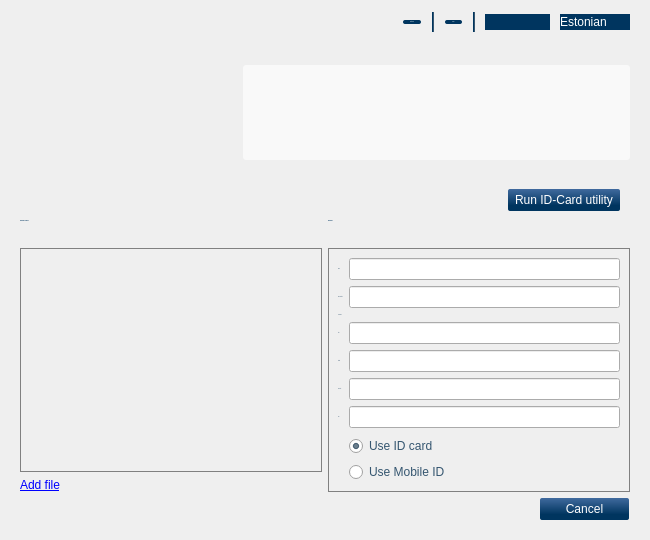
First picture: the form in qdigidocclient/trunk/src/ui/MainWindow.ui, repository tixsys/esteid, before the edit.
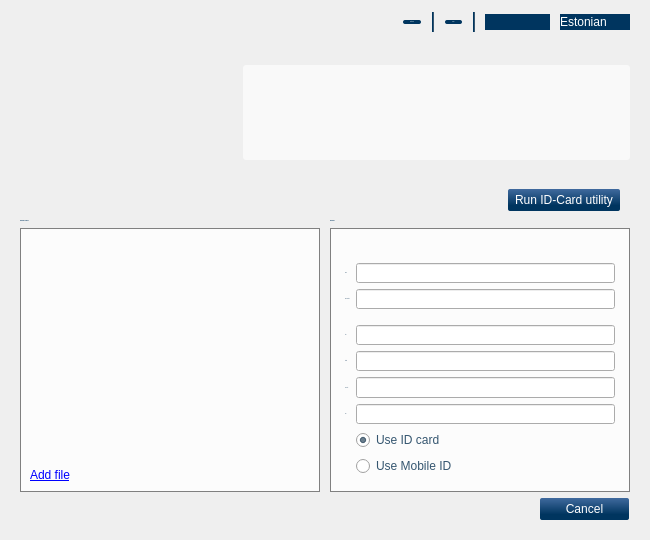
Second picture: the form after the edit. The open tabs and pages were chosen to show the change. Icons and pictures are not drawn. Custom widgets are drawn as their Qt base class.

What changed in the file:
```diff
--- a/qdigidocclient/trunk/src/ui/MainWindow.ui
+++ b/qdigidocclient/trunk/src/ui/MainWindow.ui
@@ -67,7 +67,7 @@
 #home QPushButton, #utilityOpen
 { padding: 4px 7px; }
 
-QPushButton:hover, QPushButton:focus
+QPushButton:hover
 { background-color: qlineargradient(x1: 0, y1: 0, x2: 0, y2: 1, stop: 0 #9BB676, stop: 0.75 #80A84A); }
 
 QPushButton:disabled
@@ -133,11 +133,17 @@
 font: bold;
 }
 
+#signContentFrame, #viewContentFrame
+{
+background-color: rgba( 255, 255, 255, 200 );
+border: 1px solid gray;
+color: #355670;
+}
+
 #signContentView, #viewContentView
 {
 background-color: transparent;
-border: 1px solid gray;
-color: #355670;
+padding: 5px;
 }
 
 #home, #intro, #sign, #view,
@@ -149,8 +155,9 @@
 
 #signSignerRole, #viewSignaturesScroll
 {
-background-color: transparent;
+background-color: rgba( 255, 255, 255, 200 );
 border: 1px solid gray;
+padding: 5px;
 }</string>
   </property>
   <layout class="QVBoxLayout" name="MainLayout">
@@ -472,7 +479,7 @@
                </font>
               </property>
               <property name="text">
-               <string>Crypt files for secure transfer</string>
+               <string>Encrypt files for secure transfer</string>
               </property>
              </widget>
             </item>
@@ -567,9 +574,28 @@
         </widget>
         <widget class="QWidget" name="sign">
          <layout class="QGridLayout" name="signLayout">
+          <property name="horizontalSpacing">
+           <number>10</number>
+          </property>
           <property name="margin">
            <number>0</number>
           </property>
+          <item row="0" column="0">
+           <widget class="QLabel" name="signContentLabel">
+            <property name="font">
+             <font>
+              <family>Arial, Liberation Sans</family>
+              <pointsize>-1</pointsize>
+              <weight>75</weight>
+              <italic>false</italic>
+              <bold>true</bold>
+             </font>
+            </property>
+            <property name="text">
+             <string>Container content:</string>
+            </property>
+           </widget>
+          </item>
           <item row="0" column="1">
            <widget class="QLabel" name="signSignerLabel">
             <property name="font">
@@ -586,58 +612,17 @@
             </property>
            </widget>
           </item>
-          <item row="1" column="1">
-           <widget class="QLabel" name="signSigner">
-            <property name="styleSheet">
-             <string notr="true">font-weight: bold;</string>
-            </property>
-           </widget>
-          </item>
-          <item row="2" column="0">
-           <widget class="TreeWidget" name="signContentView">
-            <property name="horizontalScrollBarPolicy">
-             <enum>Qt::ScrollBarAlwaysOff</enum>
-            </property>
-            <property name="dragEnabled">
-             <bool>true</bool>
-            </property>
-            <property name="rootIsDecorated">
-             <bool>false</bool>
-            </property>
-            <property name="headerHidden">
-             <bool>true</bool>
-            </property>
-            <property name="columnCount">
-             <number>3</number>
-            </property>
-            <column>
-             <property name="text">
-              <string/>
-             </property>
-            </column>
-            <column>
-             <property name="text">
-              <string/>
-             </property>
-            </column>
-            <column>
-             <property name="text">
-              <string/>
-             </property>
-            </column>
-           </widget>
-          </item>
-          <item row="4" column="0" colspan="2">
+          <item row="2" column="0" colspan="2">
            <widget class="QDialogButtonBox" name="signButtons">
             <property name="standardButtons">
              <set>QDialogButtonBox::Cancel</set>
             </property>
            </widget>
           </item>
-          <item row="2" column="1" rowspan="2">
+          <item row="1" column="1">
            <widget class="QFrame" name="signSignerRole">
             <layout class="QGridLayout" name="signSignerRoleLayout">
-             <item row="0" column="0">
+             <item row="1" column="0">
               <widget class="QLabel" name="signRoleLabel">
                <property name="font">
                 <font>
@@ -660,10 +645,10 @@
                </property>
               </widget>
              </item>
-             <item row="0" column="1">
+             <item row="1" column="1">
               <widget class="QLineEdit" name="signRoleInput"/>
              </item>
-             <item row="1" column="0">
+             <item row="2" column="0">
               <widget class="QLabel" name="signResolutionLabel">
                <property name="font">
                 <font>
@@ -686,26 +671,10 @@
                </property>
               </widget>
              </item>
-             <item row="1" column="1">
+             <item row="2" column="1">
               <widget class="QLineEdit" name="signResolutionInput"/>
              </item>
-             <item row="2" column="0">
-              <widget class="QLabel" name="signLocationLabel">
-               <property name="font">
-                <font>
-                 <family>Arial, Liberation Sans</family>
-                 <pointsize>-1</pointsize>
-                 <weight>50</weight>
-                 <italic>false</italic>
-                 <bold>false</bold>
-                </font>
-               </property>
-               <property name="text">
-                <string>Location</string>
-               </property>
-              </widget>
-             </item>
-             <item row="3" column="0">
+             <item row="4" column="0">
               <widget class="QLabel" name="signCityLabel">
                <property name="font">
                 <font>
@@ -721,10 +690,10 @@
                </property>
               </widget>
              </item>
-             <item row="3" column="1">
+             <item row="4" column="1">
               <widget class="QLineEdit" name="signCityInput"/>
              </item>
-             <item row="4" column="0">
+             <item row="5" column="0">
               <widget class="QLabel" name="signStateLabel">
                <property name="font">
                 <font>
@@ -740,10 +709,10 @@
                </property>
               </widget>
              </item>
-             <item row="4" column="1">
+             <item row="5" column="1">
               <widget class="QLineEdit" name="signStateInput"/>
              </item>
-             <item row="5" column="0">
+             <item row="6" column="0">
               <widget class="QLabel" name="signCountryLabel">
                <property name="font">
                 <font>
@@ -759,10 +728,10 @@
                </property>
               </widget>
              </item>
-             <item row="5" column="1">
+             <item row="6" column="1">
               <widget class="QLineEdit" name="signCountryInput"/>
              </item>
-             <item row="6" column="0">
+             <item row="7" column="0">
               <widget class="QLabel" name="signZipLabel">
                <property name="font">
                 <font>
@@ -778,10 +747,10 @@
                </property>
               </widget>
              </item>
-             <item row="6" column="1">
-              <widget class="QLineEdit" name="signZipInput"/>
-             </item>
              <item row="7" column="1">
+              <widget class="QLineEdit" name="signZipInput"/>
+             </item>
+             <item row="8" column="1">
               <spacer name="signSignerSpacer">
                <property name="orientation">
                 <enum>Qt::Vertical</enum>
@@ -794,14 +763,14 @@
                </property>
               </spacer>
              </item>
-             <item row="9" column="1">
+             <item row="10" column="1">
               <widget class="QRadioButton" name="signMobile">
                <property name="text">
                 <string>Use Mobile ID</string>
                </property>
               </widget>
              </item>
-             <item row="8" column="1">
+             <item row="9" column="1">
               <widget class="QRadioButton" name="signCard">
                <property name="text">
                 <string>Use ID card</string>
@@ -811,53 +780,103 @@
                </property>
               </widget>
              </item>
+             <item row="0" column="0" colspan="2">
+              <widget class="QLabel" name="signSigner">
+               <property name="styleSheet">
+                <string notr="true">font-weight: bold;</string>
+               </property>
+              </widget>
+             </item>
+             <item row="3" column="1">
+              <spacer name="locationSpacer">
+               <property name="orientation">
+                <enum>Qt::Vertical</enum>
+               </property>
+               <property name="sizeType">
+                <enum>QSizePolicy::Fixed</enum>
+               </property>
+               <property name="sizeHint" stdset="0">
+                <size>
+                 <width>20</width>
+                 <height>10</height>
+                </size>
+               </property>
+              </spacer>
+             </item>
             </layout>
            </widget>
           </item>
-          <item row="3" column="0">
-           <layout class="QHBoxLayout" name="signAddFileLayout">
-            <item>
-             <widget class="QLabel" name="signAddFile">
-              <property name="text">
-               <string>&lt;a href=&quot;addFile&quot;&gt;Add file&lt;/a&gt;</string>
-              </property>
-             </widget>
-            </item>
-            <item>
-             <spacer name="signAddFileSpacer">
-              <property name="orientation">
-               <enum>Qt::Horizontal</enum>
-              </property>
-              <property name="sizeHint" stdset="0">
-               <size>
-                <width>0</width>
-                <height>0</height>
-               </size>
-              </property>
-             </spacer>
-            </item>
-           </layout>
-          </item>
-          <item row="0" column="0">
-           <widget class="QLabel" name="signContentLabel">
-            <property name="font">
-             <font>
-              <family>Arial, Liberation Sans</family>
-              <pointsize>-1</pointsize>
-              <weight>75</weight>
-              <italic>false</italic>
-              <bold>true</bold>
-             </font>
+          <item row="1" column="0">
+           <widget class="QFrame" name="signContentFrame">
+            <property name="frameShape">
+             <enum>QFrame::StyledPanel</enum>
             </property>
-            <property name="text">
-             <string>Container content:</string>
+            <property name="frameShadow">
+             <enum>QFrame::Raised</enum>
             </property>
+            <layout class="QVBoxLayout" name="verticalLayout_2">
+             <item>
+              <widget class="TreeWidget" name="signContentView">
+               <property name="frameShape">
+                <enum>QFrame::NoFrame</enum>
+               </property>
+               <property name="horizontalScrollBarPolicy">
+                <enum>Qt::ScrollBarAlwaysOff</enum>
+               </property>
+               <property name="dragEnabled">
+                <bool>true</bool>
+               </property>
+               <property name="alternatingRowColors">
+                <bool>true</bool>
+               </property>
+               <property name="rootIsDecorated">
+                <bool>false</bool>
+               </property>
+               <property name="headerHidden">
+                <bool>true</bool>
+               </property>
+               <property name="columnCount">
+                <number>4</number>
+               </property>
+               <column>
+                <property name="text">
+                 <string/>
+                </property>
+               </column>
+               <column>
+                <property name="text">
+                 <string/>
+                </property>
+               </column>
+               <column>
+                <property name="text">
+                 <string/>
+                </property>
+               </column>
+               <column>
+                <property name="text">
+                 <string/>
+                </property>
+               </column>
+              </widget>
+             </item>
+             <item>
+              <widget class="QLabel" name="signAddFile">
+               <property name="text">
+                <string>&lt;a href=&quot;addFile&quot;&gt;Add file&lt;/a&gt;</string>
+               </property>
+              </widget>
+             </item>
+            </layout>
            </widget>
           </item>
          </layout>
         </widget>
         <widget class="QWidget" name="view">
          <layout class="QGridLayout" name="viewLayout">
+          <property name="horizontalSpacing">
+           <number>10</number>
+          </property>
           <property name="margin">
            <number>0</number>
           </property>
@@ -875,22 +894,6 @@
             </property>
            </widget>
           </item>
-          <item row="1" column="1">
-           <widget class="QLabel" name="viewSignaturesLabel">
-            <property name="font">
-             <font>
-              <family>Arial, Liberation Sans</family>
-              <pointsize>-1</pointsize>
-              <weight>75</weight>
-              <italic>false</italic>
-              <bold>true</bold>
-             </font>
-            </property>
-            <property name="text">
-             <string>Signature</string>
-            </property>
-           </widget>
-          </item>
           <item row="2" column="0">
            <widget class="QLabel" name="viewContentLabel">
             <property name="font">
@@ -907,7 +910,7 @@
             </property>
            </widget>
           </item>
-          <item row="2" column="1" rowspan="3">
+          <item row="3" column="1">
            <widget class="QScrollArea" name="viewSignaturesScroll">
             <property name="horizontalScrollBarPolicy">
              <enum>Qt::ScrollBarAlwaysOff</enum>
@@ -920,8 +923,8 @@
               <rect>
                <x>0</x>
                <y>0</y>
-               <width>301</width>
-               <height>220</height>
+               <width>288</width>
+               <height>170</height>
               </rect>
              </property>
              <layout class="QVBoxLayout" name="viewSignaturesLayout">
@@ -942,75 +945,132 @@
             </widget>
            </widget>
           </item>
-          <item row="3" column="0">
-           <widget class="TreeWidget" name="viewContentView">
-            <property name="horizontalScrollBarPolicy">
-             <enum>Qt::ScrollBarAlwaysOff</enum>
-            </property>
-            <property name="dragEnabled">
-             <bool>true</bool>
-            </property>
-            <property name="rootIsDecorated">
-             <bool>false</bool>
-            </property>
-            <property name="headerHidden">
-             <bool>true</bool>
-            </property>
-            <property name="columnCount">
-             <number>3</number>
-            </property>
-            <column>
-             <property name="text">
-              <string/>
-             </property>
-            </column>
-            <column>
-             <property name="text">
-              <string/>
-             </property>
-            </column>
-            <column>
-             <property name="text">
-              <string/>
-             </property>
-            </column>
-           </widget>
-          </item>
           <item row="4" column="0">
-           <widget class="QLabel" name="viewSaveAs">
-            <property name="text">
-             <string>&lt;a href=&quot;saveAs&quot;&gt;Save files to disk&lt;/a&gt;</string>
-            </property>
-           </widget>
-          </item>
-          <item row="5" column="0">
            <widget class="QLabel" name="viewEmail">
             <property name="text">
              <string>&lt;a href=&quot;email&quot;&gt;Send container to email&lt;/a&gt;</string>
             </property>
            </widget>
           </item>
-          <item row="5" column="1">
+          <item row="4" column="1">
            <widget class="QLabel" name="viewPrint">
             <property name="text">
              <string>&lt;a href=&quot;print&quot;&gt;Print summary&lt;/a&gt;</string>
             </property>
            </widget>
           </item>
-          <item row="6" column="0">
+          <item row="5" column="0">
            <widget class="QLabel" name="viewBrowse">
             <property name="text">
              <string>&lt;a href=&quot;browse&quot;&gt;Browse container location&lt;/a&gt;</string>
             </property>
            </widget>
           </item>
-          <item row="6" column="1">
+          <item row="6" column="0" colspan="2">
            <widget class="QDialogButtonBox" name="viewButtons">
             <property name="standardButtons">
              <set>QDialogButtonBox::Close</set>
             </property>
            </widget>
           </item>
+          <item row="2" column="1">
+           <layout class="QHBoxLayout" name="viewSignaturesLabelLayout">
+            <item>
+             <widget class="QLabel" name="viewSignaturesLabel">
+              <property name="font">
+               <font>
+                <family>Arial, Liberation Sans</family>
+                <pointsize>-1</pointsize>
+                <weight>75</weight>
+                <italic>false</italic>
+                <bold>true</bold>
+               </font>
+              </property>
+              <property name="text">
+               <string>Signature</string>
+              </property>
+             </widget>
+            </item>
+            <item>
+             <widget class="QLabel" name="viewSignaturesError">
+              <property name="styleSheet">
+               <string notr="true">font: bold;
+color: red;</string>
+              </property>
+              <property name="text">
+               <string>NB: Vigane allkiri</string>
+              </property>
+             </widget>
+            </item>
+           </layout>
+          </item>
+          <item row="3" column="0">
+           <widget class="QFrame" name="viewContentFrame">
+            <property name="frameShape">
+             <enum>QFrame::StyledPanel</enum>
+            </property>
+            <property name="frameShadow">
+             <enum>QFrame::Raised</enum>
+            </property>
+            <layout class="QVBoxLayout" name="verticalLayout">
+             <item>
+              <widget class="TreeWidget" name="viewContentView">
+               <property name="frameShape">
+                <enum>QFrame::NoFrame</enum>
+               </property>
+               <property name="horizontalScrollBarPolicy">
+                <enum>Qt::ScrollBarAlwaysOff</enum>
+               </property>
+               <property name="dragEnabled">
+                <bool>true</bool>
+               </property>
+               <property name="alternatingRowColors">
+                <bool>true</bool>
+               </property>
+               <property name="rootIsDecorated">
+                <bool>false</bool>
+               </property>
+               <property name="headerHidden">
+                <bool>true</bool>
+               </property>
+               <property name="columnCount">
+                <number>4</number>
+               </property>
+               <column>
+                <property name="text">
+                 <string/>
+                </property>
+               </column>
+               <column>
+                <property name="text">
+                 <string/>
+                </property>
+               </column>
+               <column>
+                <property name="text">
+                 <string/>
+                </property>
+               </column>
+               <column>
+                <property name="text">
+                 <string/>
+                </property>
+               </column>
+              </widget>
+             </item>
+             <item>
+              <widget class="QLabel" name="viewSaveAs">
+               <property name="text">
+                <string>&lt;a href=&quot;saveAs&quot;&gt;Save files to disk&lt;/a&gt;</string>
+               </property>
+               <property name="alignment">
+                <set>Qt::AlignRight|Qt::AlignTrailing|Qt::AlignVCenter</set>
+               </property>
+              </widget>
+             </item>
+            </layout>
+           </widget>
+          </item>
          </layout>
         </widget>
        </widget>
```
